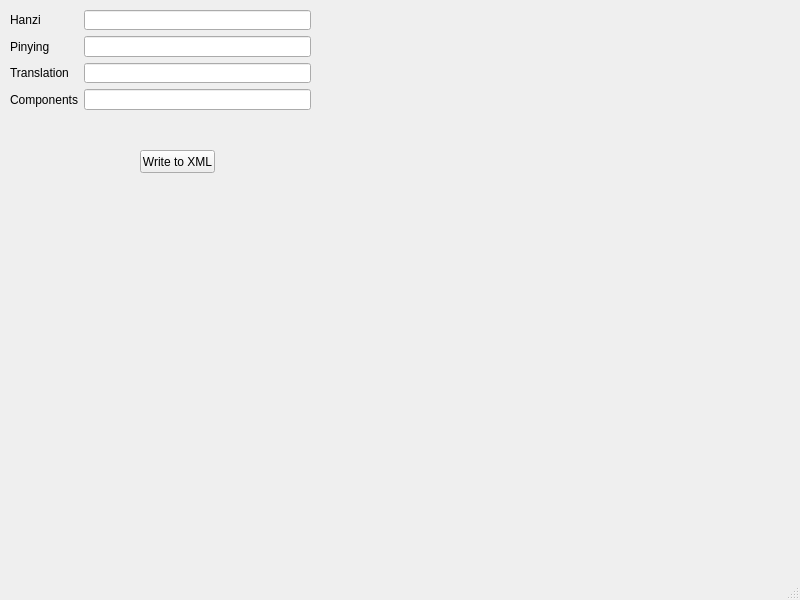
Old version of the form mainwindow.ui in the repository yuripilshikov/HanziXMLGenerator.
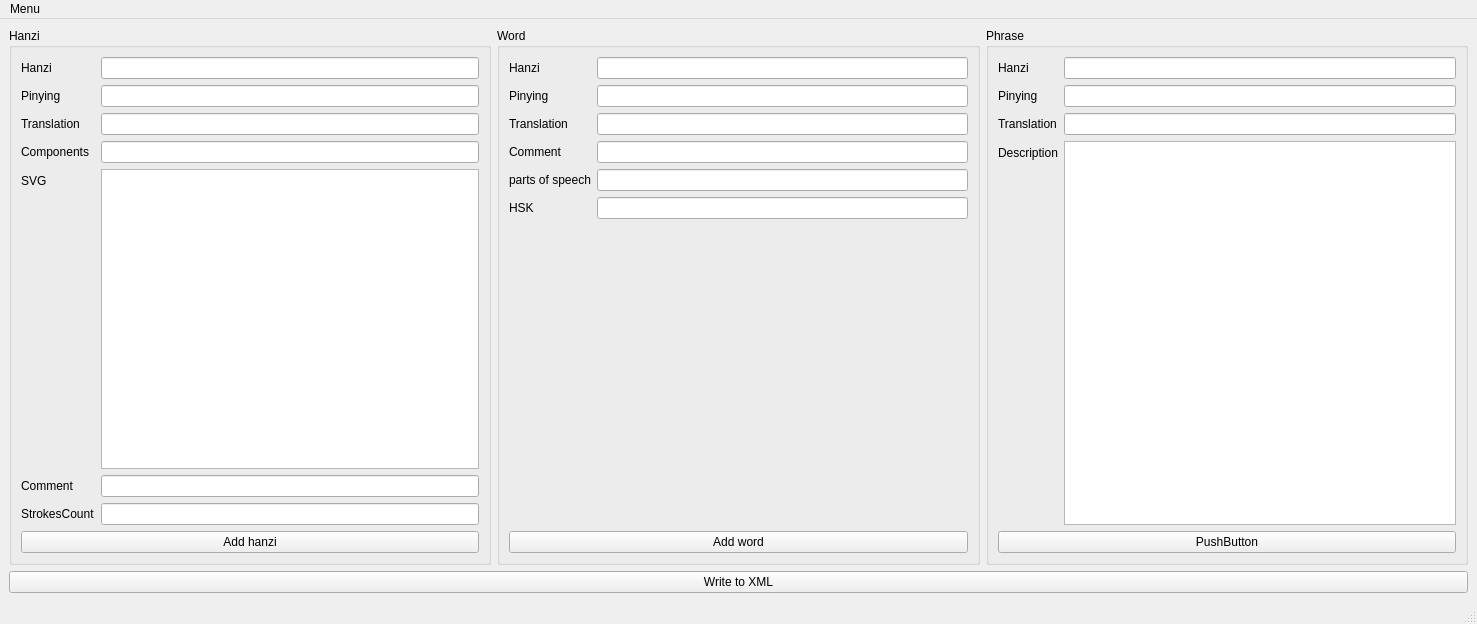
New version of the form.

```diff
--- a/mainwindow.ui
+++ b/mainwindow.ui
@@ -6,23 +6,24 @@
    <rect>
     <x>0</x>
     <y>0</y>
-    <width>800</width>
-    <height>600</height>
+    <width>1477</width>
+    <height>624</height>
    </rect>
   </property>
   <property name="windowTitle">
    <string>MainWindow</string>
   </property>
   <widget class="QWidget" name="centralwidget">
-   <widget class="QWidget" name="formLayoutWidget">
-    <property name="geometry">
-     <rect>
-      <x>10</x>
-      <y>10</y>
-      <width>301</width>
-      <height>100</height>
-     </rect>
-    </property>
+   <layout class="QVBoxLayout" name="verticalLayout_4">
+    <item>
+     <layout class="QHBoxLayout" name="horizontalLayout">
+      <item>
+       <widget class="QGroupBox" name="groupBox">
+        <property name="title">
+         <string>Hanzi</string>
+        </property>
+        <layout class="QVBoxLayout" name="verticalLayout">
+         <item>
     <layout class="QFormLayout" name="formLayout">
      <item row="0" column="0">
       <widget class="QLabel" name="label">
@@ -64,31 +65,218 @@
      <item row="3" column="1">
       <widget class="QLineEdit" name="txtComponents"/>
      </item>
-    </layout>
-   </widget>
+           <item row="4" column="0">
+            <widget class="QLabel" name="label_5">
+             <property name="text">
+              <string>SVG</string>
+             </property>
+            </widget>
+           </item>
+           <item row="4" column="1">
+            <widget class="QPlainTextEdit" name="txtSvg"/>
+           </item>
+           <item row="5" column="0">
+            <widget class="QLabel" name="label_6">
+             <property name="text">
+              <string>Comment</string>
+             </property>
+            </widget>
+           </item>
+           <item row="6" column="0">
+            <widget class="QLabel" name="label_7">
+             <property name="text">
+              <string>StrokesCount</string>
+             </property>
+            </widget>
+           </item>
+           <item row="5" column="1">
+            <widget class="QLineEdit" name="txtComment"/>
+           </item>
+           <item row="6" column="1">
+            <widget class="QLineEdit" name="txtStrokeCount"/>
+           </item>
+          </layout>
+         </item>
+         <item>
+          <widget class="QPushButton" name="btnAddHanzi">
+           <property name="text">
+            <string>Add hanzi</string>
+           </property>
+          </widget>
+         </item>
+        </layout>
+       </widget>
+      </item>
+      <item>
+       <widget class="QGroupBox" name="groupBox_2">
+        <property name="title">
+         <string>Word</string>
+        </property>
+        <layout class="QVBoxLayout" name="verticalLayout_2">
+         <item>
+          <layout class="QFormLayout" name="formLayout_2">
+           <item row="0" column="0">
+            <widget class="QLabel" name="label_8">
+             <property name="text">
+              <string>Hanzi</string>
+             </property>
+            </widget>
+           </item>
+           <item row="1" column="0">
+            <widget class="QLabel" name="label_9">
+             <property name="text">
+              <string>Pinying</string>
+             </property>
+            </widget>
+           </item>
+           <item row="2" column="0">
+            <widget class="QLabel" name="label_10">
+             <property name="text">
+              <string>Translation</string>
+             </property>
+            </widget>
+           </item>
+           <item row="3" column="0">
+            <widget class="QLabel" name="label_11">
+             <property name="text">
+              <string>Comment</string>
+             </property>
+            </widget>
+           </item>
+           <item row="4" column="0">
+            <widget class="QLabel" name="label_12">
+             <property name="text">
+              <string>parts of speech</string>
+             </property>
+            </widget>
+           </item>
+           <item row="5" column="0">
+            <widget class="QLabel" name="label_13">
+             <property name="text">
+              <string>HSK</string>
+             </property>
+            </widget>
+           </item>
+           <item row="0" column="1">
+            <widget class="QLineEdit" name="txtWordHanzi"/>
+           </item>
+           <item row="1" column="1">
+            <widget class="QLineEdit" name="txtWordPinying"/>
+           </item>
+           <item row="2" column="1">
+            <widget class="QLineEdit" name="txtWordTranslation"/>
+           </item>
+           <item row="3" column="1">
+            <widget class="QLineEdit" name="txtWordComment"/>
+           </item>
+           <item row="4" column="1">
+            <widget class="QLineEdit" name="TxtPartOfSpeech"/>
+           </item>
+           <item row="5" column="1">
+            <widget class="QLineEdit" name="txtHsk"/>
+           </item>
+          </layout>
+         </item>
+         <item>
+          <widget class="QPushButton" name="btnAddWord">
+           <property name="text">
+            <string>Add word</string>
+           </property>
+          </widget>
+         </item>
+        </layout>
+       </widget>
+      </item>
+      <item>
+       <widget class="QGroupBox" name="groupBox_3">
+        <property name="title">
+         <string>Phrase</string>
+        </property>
+        <layout class="QVBoxLayout" name="verticalLayout_3">
+         <item>
+          <layout class="QFormLayout" name="formLayout_3">
+           <item row="0" column="0">
+            <widget class="QLabel" name="label_14">
+             <property name="text">
+              <string>Hanzi</string>
+             </property>
+            </widget>
+           </item>
+           <item row="1" column="0">
+            <widget class="QLabel" name="label_15">
+             <property name="text">
+              <string>Pinying</string>
+             </property>
+            </widget>
+           </item>
+           <item row="2" column="0">
+            <widget class="QLabel" name="label_16">
+             <property name="text">
+              <string>Translation</string>
+             </property>
+            </widget>
+           </item>
+           <item row="3" column="0">
+            <widget class="QLabel" name="label_17">
+             <property name="text">
+              <string>Description</string>
+             </property>
+            </widget>
+           </item>
+           <item row="0" column="1">
+            <widget class="QLineEdit" name="txtPhrazeHanzi"/>
+           </item>
+           <item row="1" column="1">
+            <widget class="QLineEdit" name="txtPhrazePinying"/>
+           </item>
+           <item row="2" column="1">
+            <widget class="QLineEdit" name="txtPhrazeTranslation"/>
+           </item>
+           <item row="3" column="1">
+            <widget class="QPlainTextEdit" name="txtPhrazeDescription"/>
+           </item>
+          </layout>
+         </item>
+         <item>
+          <widget class="QPushButton" name="txtAddPhraze">
+           <property name="text">
+            <string>PushButton</string>
+           </property>
+          </widget>
+         </item>
+        </layout>
+       </widget>
+      </item>
+     </layout>
+    </item>
+    <item>
    <widget class="QPushButton" name="btnWriteToXML">
-    <property name="geometry">
-     <rect>
-      <x>140</x>
-      <y>150</y>
-      <width>75</width>
-      <height>23</height>
-     </rect>
-    </property>
     <property name="text">
      <string>Write to XML</string>
     </property>
    </widget>
+    </item>
+   </layout>
   </widget>
   <widget class="QMenuBar" name="menubar">
    <property name="geometry">
     <rect>
      <x>0</x>
      <y>0</y>
-     <width>800</width>
+     <width>1477</width>
      <height>21</height>
     </rect>
    </property>
+   <widget class="QMenu" name="menuMenu">
+    <property name="title">
+     <string>Menu</string>
+    </property>
+    <addaction name="actionNew_XML"/>
+    <addaction name="actionOpen_XML"/>
+    <addaction name="actionSave_XML"/>
+    <addaction name="actionSave_XML_as"/>
+   </widget>
+   <addaction name="menuMenu"/>
   </widget>
   <widget class="QStatusBar" name="statusbar"/>
  </widget>
```
Left out of the diff: 20 changed lines with no effect on the pictures. Lines whose indentation alone changed are shown as unchanged.
